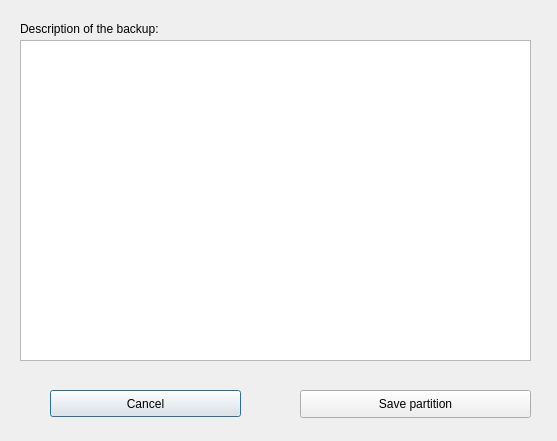
Qt form qt-fsarchiver/src/ui/filedialog.ui (DieterBaum/qt-fsarchiver) before a commit.
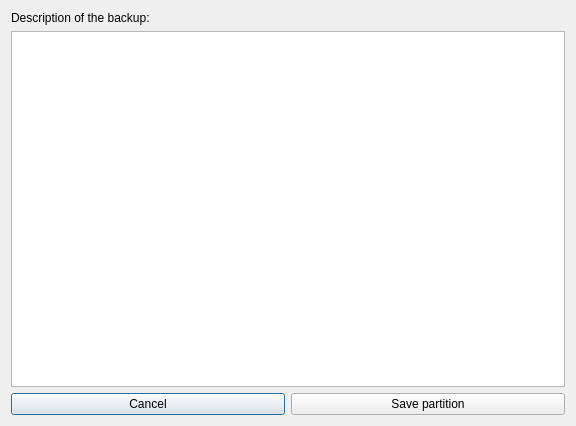
The same form after that commit.

```diff
--- a/qt-fsarchiver/src/ui/filedialog.ui
+++ b/qt-fsarchiver/src/ui/filedialog.ui
@@ -6,60 +6,28 @@
    <rect>
     <x>0</x>
     <y>0</y>
-    <width>557</width>
-    <height>441</height>
+    <width>576</width>
+    <height>426</height>
    </rect>
   </property>
   <property name="windowTitle">
    <string extracomment="Beschreibung der Sicherung">Description of the backup</string>
   </property>
-  <widget class="QPushButton" name="cmd_cancel">
-   <property name="geometry">
-    <rect>
-     <x>50</x>
-     <y>390</y>
-     <width>191</width>
-     <height>27</height>
-    </rect>
-   </property>
-   <property name="text">
-    <string extracomment="Abbrechen">Cancel</string>
-   </property>
-  </widget>
+  <layout class="QGridLayout" name="gridLayout">
+   <item row="0" column="0">
   <widget class="QLabel" name="label">
-   <property name="geometry">
-    <rect>
-     <x>20</x>
-     <y>20</y>
-     <width>251</width>
-     <height>18</height>
-    </rect>
-   </property>
    <property name="text">
     <string extracomment="Beschreibung der Sicherung:">Description of the backup:</string>
    </property>
   </widget>
-  <widget class="QPushButton" name="cmd_save">
-   <property name="geometry">
-    <rect>
-     <x>300</x>
-     <y>390</y>
-     <width>231</width>
-     <height>28</height>
-    </rect>
-   </property>
-   <property name="text">
-    <string extracomment="Partition sichern">Save partition</string>
-   </property>
-  </widget>
+   </item>
+   <item row="1" column="0" colspan="2">
   <widget class="QTextEdit" name="textEdit">
-   <property name="geometry">
-    <rect>
-     <x>20</x>
-     <y>40</y>
-     <width>511</width>
-     <height>321</height>
-    </rect>
+     <property name="minimumSize">
+      <size>
+       <width>0</width>
+       <height>0</height>
+      </size>
    </property>
    <property name="lineWidth">
     <number>1</number>
@@ -77,6 +45,22 @@
     <number>0</number>
    </property>
    </widget>
+   </item>
+   <item row="2" column="0">
+    <widget class="QPushButton" name="cmd_cancel">
+     <property name="text">
+      <string extracomment="Abbrechen">Cancel</string>
+     </property>
+    </widget>
+   </item>
+   <item row="2" column="1">
+    <widget class="QPushButton" name="cmd_save">
+     <property name="text">
+      <string extracomment="Partition sichern">Save partition</string>
+     </property>
+    </widget>
+   </item>
+  </layout>
  </widget>
  <resources/>
  <connections/>
```
Lines whose indentation alone changed are shown as unchanged.
